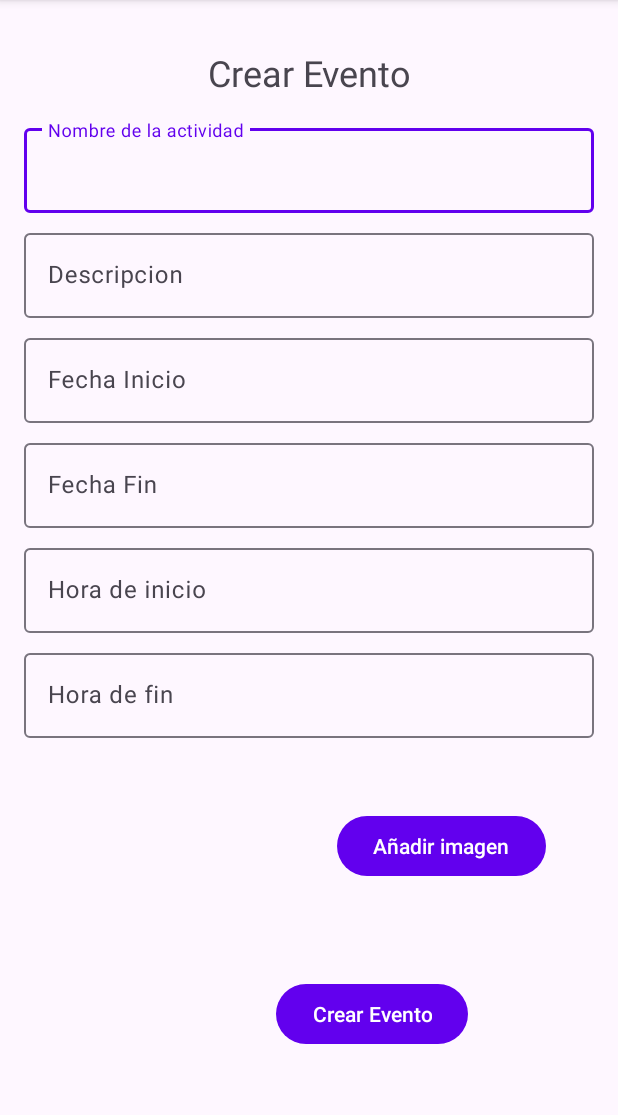
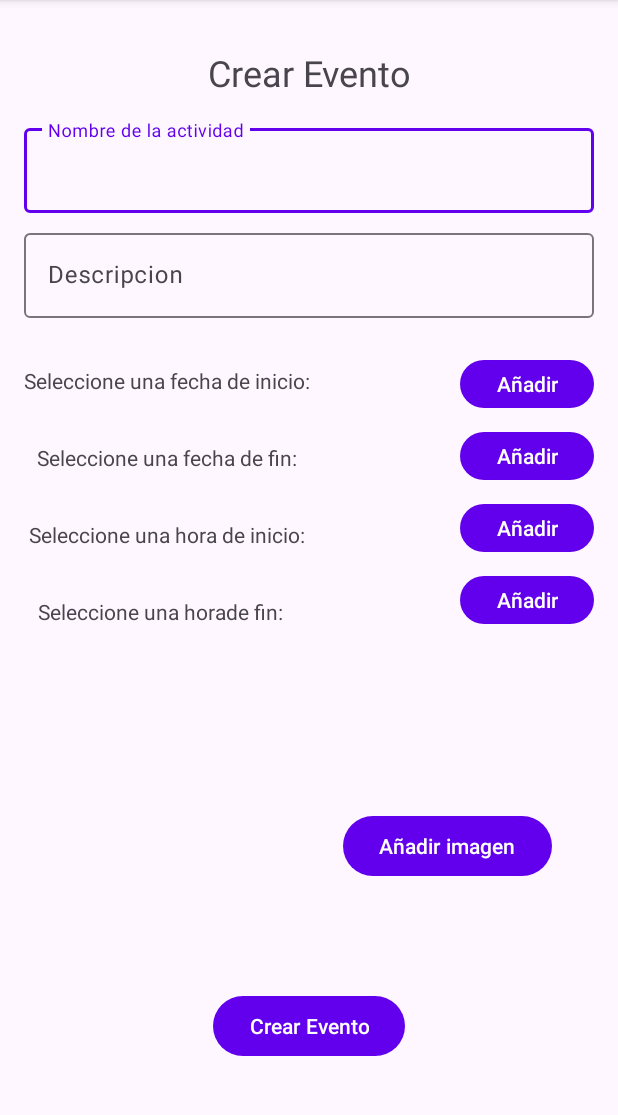
Before and after one commit to JoaquinOrellana/Lab_5_iot, an Android app: the agregarEvento screen opened directly, with no data from a screen before it, on a phone screen of 412 x 824 dp, the part 96-1211 px from its top. Run offline under Robolectric (Android 15) with nearby library versions, the phone set to English and light mode, and no system bars; our stand-ins replace Firebase (no records; nobody signed in at launch, a user with empty details on screens opened directly); pictures from the network do not load.

Commit message:
crearEvento con Calendario y Reloj

```diff
--- a/app/src/main/java/edu/pucp/lab_5_iot/agregarEvento.java
+++ b/app/src/main/java/edu/pucp/lab_5_iot/agregarEvento.java
@@ -4,16 +4,23 @@ import androidx.activity.result.ActivityResultLauncher;
 import androidx.activity.result.contract.ActivityResultContracts;
 import androidx.appcompat.app.AppCompatActivity;
 
+import android.annotation.SuppressLint;
 import android.content.Intent;
 import android.net.Uri;
 import android.os.Bundle;
 import android.util.Log;
 import android.view.View;
+import android.widget.Button;
 import android.widget.EditText;
 import android.widget.ImageView;
+import android.widget.TextView;
 import android.widget.Toast;
 
 import com.bumptech.glide.Glide;
+import com.google.android.material.datepicker.MaterialDatePicker;
+import com.google.android.material.datepicker.MaterialPickerOnPositiveButtonClickListener;
+import com.google.android.material.timepicker.MaterialTimePicker;
+import com.google.android.material.timepicker.TimeFormat;
 import com.google.firebase.auth.FirebaseAuth;
 import com.google.firebase.auth.FirebaseUser;
 import com.google.firebase.database.DatabaseReference;
@@ -25,6 +32,8 @@ import java.time.LocalDate;
 import java.time.LocalDateTime;
 import java.time.LocalTime;
 import java.time.format.DateTimeFormatter;
+import java.util.Calendar;
+import java.util.Locale;
 
 import edu.pucp.lab_5_iot.DTO.EventoDTO;
 
@@ -33,6 +42,11 @@ public class agregarEvento extends AppCompatActivity {
     FirebaseDatabase firebaseDatabase;
     FirebaseStorage storage;
     StorageReference StorRef;
+
+    EditText nombreActividad, descripcion;
+    TextView textDate,fechafinText,horainicioText,horafinText;
+
+
     //static int cont = 1;
     int numero = (int)(Math.random()*11351+1);
     ActivityResultLauncher<Intent> launcherPhotos = registerForActivityResult(
@@ -57,6 +71,9 @@ public class agregarEvento extends AppCompatActivity {
     );
 
 
+
+
+    @SuppressLint("MissingInflatedId")
     @Override
     protected void onCreate(Bundle savedInstanceState) {
         super.onCreate(savedInstanceState);
@@ -73,6 +90,106 @@ public class agregarEvento extends AppCompatActivity {
         Glide.with(this)
                 .load(photoRef)
                 .into(imageView);
+
+
+        nombreActividad = findViewById(R.id.nombreActividad);
+        descripcion = findViewById(R.id.descripcion);
+        //  EditText fechaInicio = findViewById(R.id.fechainicio);
+        //   EditText fechaFin = findViewById(R.id.fechafin);
+
+        textDate = findViewById(R.id.fechacalendario);
+        fechafinText = findViewById(R.id.finText);
+
+        Button selecDate = findViewById(R.id.btn);
+
+
+        MaterialDatePicker datePicker = MaterialDatePicker.Builder.datePicker()
+                .setTitleText("Elige una fecha").setSelection(MaterialDatePicker.todayInUtcMilliseconds()).build();
+        selecDate.setOnClickListener(new View.OnClickListener(){
+
+            @Override
+            public void onClick(View view) {
+                datePicker.show(getSupportFragmentManager(), "Material_Date_Picker");
+                datePicker.addOnPositiveButtonClickListener(new MaterialPickerOnPositiveButtonClickListener() {
+                    @Override
+                    public void onPositiveButtonClick(Object selection) {
+                        textDate.setText(datePicker.getHeaderText());
+                    }
+                });
+            }
+        });
+
+
+        Button fechafinBtn = findViewById(R.id.btn_fechafin);
+
+        MaterialDatePicker datePicker2 = MaterialDatePicker.Builder.datePicker()
+                .setTitleText("Elige una fecha").setSelection(MaterialDatePicker.todayInUtcMilliseconds()).build();
+        fechafinBtn.setOnClickListener(new View.OnClickListener(){
+
+            @Override
+            public void onClick(View view) {
+                datePicker2.show(getSupportFragmentManager(), "Material_Date_Picker");
+                datePicker2.addOnPositiveButtonClickListener(new MaterialPickerOnPositiveButtonClickListener() {
+                    @Override
+                    public void onPositiveButtonClick(Object selection) {
+                        fechafinText.setText(datePicker2.getHeaderText());
+                    }
+                });
+            }
+        });
+
+
+        horainicioText = findViewById(R.id.horainicioText);
+        Button btn_horaInicio = findViewById(R.id.btn_horaInicio);
+        Calendar calendar = Calendar.getInstance();
+        MaterialTimePicker materialTimePicker = new MaterialTimePicker.Builder()
+                .setTimeFormat(TimeFormat.CLOCK_24H)
+                .setHour(calendar.get(Calendar.HOUR_OF_DAY))
+                .setMinute(calendar.get(Calendar.MINUTE))
+                .build();
+
+
+        btn_horaInicio.setOnClickListener(new View.OnClickListener(){
+
+            @Override
+            public void onClick(View view) {
+                materialTimePicker.show(getSupportFragmentManager(),"Time");
+                materialTimePicker.addOnPositiveButtonClickListener(new View.OnClickListener() {
+                    @Override
+                    public void onClick(View view) {
+                        int Hour2 = materialTimePicker.getHour();
+                        int minute2 = materialTimePicker.getMinute();
+                        horainicioText.setText(Hour2+":"+minute2);
+                    }
+                });
+            }
+        });
+
+        horafinText = findViewById(R.id.horafinText);
+        Button btn_horafin = findViewById(R.id.btn_horafin);
+
+        MaterialTimePicker materialTimePicker2 = new MaterialTimePicker.Builder()
+                .setTimeFormat(TimeFormat.CLOCK_24H)
+                .setHour(calendar.get(Calendar.HOUR_OF_DAY))
+                .setMinute(calendar.get(Calendar.MINUTE))
+                .build();
+
+        btn_horafin.setOnClickListener(new View.OnClickListener(){
+
+            @Override
+            public void onClick(View view) {
+                materialTimePicker2.show(getSupportFragmentManager(),"Time");
+                materialTimePicker2.addOnPositiveButtonClickListener(new View.OnClickListener() {
+                    @Override
+                    public void onClick(View view) {
+                        int Hour = materialTimePicker2.getHour();
+                        int minute = materialTimePicker2.getMinute();
+                        horafinText.setText(Hour+":"+minute);
+                    }
+                });
+            }
+        });
+
     }
 
     public void guardarEvento(View view){
@@ -81,24 +198,37 @@ public class agregarEvento extends AppCompatActivity {
         DatabaseReference ref = firebaseDatabase.getReference();
         DatabaseReference refeventos = ref.child("eventos");
         // 2. se obtienen los datos
-        EditText nombreActividad = findViewById(R.id.nombreActividad);
-        EditText descripcion = findViewById(R.id.descripcion);
-        EditText fechaInicio = findViewById(R.id.fechainicio);
-        EditText fechaFin = findViewById(R.id.fechafin);
-        EditText horaInicio = findViewById(R.id.horaInicio);
-        EditText horaFin = findViewById(R.id.horaFin);
 
         if (android.os.Build.VERSION.SDK_INT >= android.os.Build.VERSION_CODES.O) {
+          /*  EditText nombreActividad = findViewById(R.id.nombreActividad);
+            EditText descripcion = findViewById(R.id.descripcion);
+            //  EditText fechaInicio = findViewById(R.id.fechainicio);
+            //   EditText fechaFin = findViewById(R.id.fechafin);
+            EditText horaInicio = findViewById(R.id.horaInicio);
+            EditText horaFin = findViewById(R.id.horaFin);
 
-            DateTimeFormatter fechas = DateTimeFormatter.ofPattern("dd/M/uuu");
+           */
+
+            DateTimeFormatter fechas = DateTimeFormatter.ofPattern("d 'de' MMMM 'de' yyyy");
             DateTimeFormatter horas = DateTimeFormatter.ofPattern("HH:mm");
-            LocalDate fechainicio1 = LocalDate.parse(fechaInicio.getText(),fechas);
-            LocalDate fechafin1 = LocalDate.parse(fechaFin.getText(),fechas);
-            LocalTime horainicio1 = LocalTime.parse(horaInicio.getText(),horas);
-            LocalTime horafin1 = LocalTime.parse(horaFin.getText(),horas);
+            LocalDate fechainicio1 = LocalDate.parse(textDate.getText(),fechas);
+            LocalTime horainicio1 = LocalTime.parse(horainicioText.getText(),horas);
+            Log.d("msg", horainicio1.toString());
+            LocalDateTime fechaYhoraInicio = LocalDateTime.of(fechainicio1,horainicio1);
 
-            LocalDateTime fechaYhoraInicio = LocalDateTime.of(fechainicio1,horainicio1);
+            LocalDate fechafin1 = LocalDate.parse(fechafinText.getText(),fechas);
+            LocalTime horafin1 = LocalTime.parse(horafinText.getText(),horas);
             LocalDateTime fechaYhoraFin = LocalDateTime.of(fechafin1,horafin1);
+
+         //   DateTimeFormatter fechas = DateTimeFormatter.ofPattern("dd/M/uuu");
+           // DateTimeFormatter horas = DateTimeFormatter.ofPattern("HH:mm");
+          //  LocalDate fechainicio1 = LocalDate.parse(fechaInicio.getText(),fechas);
+           // LocalDate fechafin1 = LocalDate.parse(fechaFin.getText(),fechas);
+          //  LocalTime horainicio1 = LocalTime.parse(horaInicio.getText(),horas);
+          //  LocalTime horafin1 = LocalTime.parse(horaFin.getText(),horas);
+
+           // LocalDateTime fechaYhoraInicio = LocalDateTime.of(fechainicio1,horainicio1);
+           // LocalDateTime fechaYhoraFin = LocalDateTime.of(fechafin1,horafin1);
 
             EventoDTO evento = new EventoDTO();
             evento.setTitulo(nombreActividad.getText().toString());
@@ -107,17 +237,17 @@ public class agregarEvento extends AppCompatActivity {
             evento.setDescripcion(descripcion.getText().toString());
             evento.setImgID("photo" + numero + ".jpg");
             // 3. se guardan los datos
-            refeventos.push().setValue(evento).addOnSuccessListener(unused -> {
+            refeventos.child(currentUser.getUid()).push().setValue(evento).addOnSuccessListener(unused -> {
                 Toast.makeText(agregarEvento.this, "Guardado correctamente", Toast.LENGTH_SHORT).show();
             });
 
             // 4. se resetean los valores
             nombreActividad.setText("");
             descripcion.setText("");
-            fechaInicio.setText("");
-            fechaFin.setText("");
-            horaInicio.setText("");
-            horaFin.setText("");
+            textDate.setText("");
+            fechafinText.setText("");
+            horainicioText.setText("");
+            horafinText.setText("");
 
         }
 
--- a/app/src/main/res/layout/create_event.xml
+++ b/app/src/main/res/layout/create_event.xml
@@ -5,6 +5,36 @@
     android:layout_width="match_parent"
     android:layout_height="match_parent"
     tools:onClick="guardarEvento">
+
+    <Button
+        android:id="@+id/btn_fechafin"
+        android:layout_width="wrap_content"
+        android:layout_height="40dp"
+        android:layout_marginTop="8dp"
+        android:layout_marginEnd="16dp"
+        android:text="Añadir"
+        app:layout_constraintEnd_toEndOf="parent"
+        app:layout_constraintTop_toBottomOf="@+id/btn" />
+
+    <TextView
+        android:id="@+id/horafinText"
+        android:layout_width="wrap_content"
+        android:layout_height="wrap_content"
+
+        android:layout_marginStart="16dp"
+        android:layout_marginTop="32dp"
+        app:layout_constraintStart_toEndOf="@+id/textView5"
+        app:layout_constraintTop_toBottomOf="@+id/horainicioText" />
+
+    <TextView
+        android:id="@+id/horainicioText"
+        android:layout_width="wrap_content"
+        android:layout_height="wrap_content"
+
+        android:layout_marginStart="16dp"
+        android:layout_marginTop="32dp"
+        app:layout_constraintStart_toEndOf="@+id/textView2"
+        app:layout_constraintTop_toBottomOf="@+id/finText" />
 
     <com.google.android.material.textfield.TextInputLayout
         android:id="@+id/inputActividadLayout"
@@ -48,95 +78,6 @@
     </com.google.android.material.textfield.TextInputLayout>
 
 
-    <com.google.android.material.textfield.TextInputLayout
-        android:id="@+id/fechainicioLayout"
-        android:layout_width="0dp"
-        android:layout_height="wrap_content"
-        android:layout_marginTop="8dp"
-        android:hint="Fecha Inicio"
-        app:layout_constraintEnd_toEndOf="@+id/despcripcionLayout"
-        app:layout_constraintHorizontal_bias="0.0"
-        app:layout_constraintStart_toStartOf="@+id/despcripcionLayout"
-        app:layout_constraintTop_toBottomOf="@+id/despcripcionLayout"
-        tools:ignore="MissingConstraints"
-        tools:layout_editor_absoluteX="48dp">
-
-        <com.google.android.material.textfield.TextInputEditText
-            android:id="@+id/fechainicio"
-
-            android:inputType="date"
-            android:layout_width="match_parent"
-            android:layout_height="wrap_content" />
-
-    </com.google.android.material.textfield.TextInputLayout>
-
-    <com.google.android.material.textfield.TextInputLayout
-        android:id="@+id/fechafinLayout"
-        android:layout_width="0dp"
-        android:layout_height="wrap_content"
-        android:layout_marginTop="8dp"
-        android:hint="Fecha Fin"
-        app:layout_constraintEnd_toEndOf="@+id/fechainicioLayout"
-        app:layout_constraintHorizontal_bias="0.0"
-        app:layout_constraintStart_toStartOf="@+id/fechainicioLayout"
-        app:layout_constraintTop_toBottomOf="@+id/fechainicioLayout"
-        tools:ignore="MissingConstraints"
-        tools:layout_editor_absoluteX="48dp">
-
-        <com.google.android.material.textfield.TextInputEditText
-            android:id="@+id/fechafin"
-            android:inputType="date"
-
-            android:layout_width="match_parent"
-            android:layout_height="wrap_content" />
-
-    </com.google.android.material.textfield.TextInputLayout>
-
-    <com.google.android.material.textfield.TextInputLayout
-        android:id="@+id/finLayout"
-        android:layout_width="0dp"
-        android:layout_height="wrap_content"
-        android:layout_marginTop="8dp"
-        android:hint="Hora de inicio"
-        app:layout_constraintEnd_toEndOf="@+id/fechafinLayout"
-        app:layout_constraintHorizontal_bias="0.0"
-        app:layout_constraintStart_toStartOf="@+id/fechafinLayout"
-        app:layout_constraintTop_toBottomOf="@+id/fechafinLayout"
-        tools:ignore="MissingConstraints"
-        tools:layout_editor_absoluteX="48dp">
-
-        <com.google.android.material.textfield.TextInputEditText
-            android:id="@+id/horaInicio"
-            android:inputType="time"
-
-            android:layout_width="match_parent"
-            android:layout_height="wrap_content" />
-
-    </com.google.android.material.textfield.TextInputLayout>
-
-    <com.google.android.material.textfield.TextInputLayout
-        android:id="@+id/horafinLayout"
-        android:layout_width="0dp"
-        android:layout_height="wrap_content"
-        android:layout_marginTop="8dp"
-        android:hint="Hora de fin"
-        app:layout_constraintEnd_toEndOf="@+id/finLayout"
-        app:layout_constraintHorizontal_bias="0.0"
-        app:layout_constraintStart_toStartOf="@+id/finLayout"
-        app:layout_constraintTop_toBottomOf="@+id/finLayout"
-        tools:ignore="MissingConstraints"
-        tools:layout_editor_absoluteX="48dp">
-
-        <com.google.android.material.textfield.TextInputEditText
-            android:id="@+id/horaFin"
-
-            android:layout_width="match_parent"
-            android:inputType="time"
-            android:layout_height="wrap_content" />
-
-    </com.google.android.material.textfield.TextInputLayout>
-
-
     <ImageView
         android:id="@+id/imageView"
         android:layout_width="wrap_content"
@@ -146,7 +87,7 @@
         android:layout_marginEnd="416dp"
         app:layout_constraintEnd_toEndOf="parent"
         app:layout_constraintStart_toStartOf="parent"
-        app:layout_constraintTop_toBottomOf="@+id/horafinLayout"
+        app:layout_constraintTop_toBottomOf="@+id/despcripcionLayout"
         tools:srcCompat="@tools:sample/avatars" />
 
     <Button
@@ -163,23 +104,24 @@
         android:id="@+id/imagen_btn"
         android:layout_width="wrap_content"
         android:layout_height="wrap_content"
-        android:layout_marginTop="48dp"
-        android:layout_marginEnd="48dp"
+        android:layout_marginTop="120dp"
+        android:layout_marginEnd="44dp"
         android:onClick="subirImagen"
         android:text="Añadir imagen"
         app:layout_constraintEnd_toEndOf="parent"
-        app:layout_constraintTop_toBottomOf="@+id/horafinLayout" />
+        app:layout_constraintTop_toBottomOf="@+id/btn_horafin"
+        tools:ignore="MissingConstraints" />
 
     <Button
         android:id="@+id/crear_btn"
         android:layout_width="wrap_content"
         android:layout_height="wrap_content"
-        android:layout_marginStart="184dp"
-        android:layout_marginTop="4dp"
+        android:layout_marginTop="240dp"
         android:onClick="guardarEvento"
         android:text="Crear Evento"
-        app:layout_constraintStart_toStartOf="parent"
-        app:layout_constraintTop_toBottomOf="@+id/constraintLayout" />
+        app:layout_constraintEnd_toEndOf="@+id/despcripcionLayout"
+        app:layout_constraintStart_toStartOf="@+id/despcripcionLayout"
+        app:layout_constraintTop_toBottomOf="@+id/btn_horafin" />
 
     <TextView
         android:id="@+id/textView7"
@@ -198,20 +140,121 @@
         android:id="@+id/constraintLayout"
         android:layout_width="153dp"
         android:layout_height="140dp"
-        android:layout_marginStart="31dp"
-        android:layout_marginTop="16dp"
+        android:layout_marginStart="48dp"
         android:layout_marginEnd="8dp"
         app:layout_constraintEnd_toStartOf="@+id/imageView2"
-        app:layout_constraintHorizontal_bias="0.0"
+        app:layout_constraintHorizontal_bias="0.013"
         app:layout_constraintStart_toStartOf="parent"
-        app:layout_constraintTop_toBottomOf="@+id/horafinLayout">
+        tools:ignore="MissingConstraints,NotSibling"
+        tools:layout_editor_absoluteY="499dp">
 
         <ImageView
             android:id="@+id/imageView2"
             android:layout_width="wrap_content"
             android:layout_height="wrap_content"
-            tools:layout_editor_absoluteX="16dp"
-            tools:layout_editor_absoluteY="6dp"
+            android:layout_marginStart="16dp"
+            android:layout_marginTop="8dp"
+            android:layout_marginEnd="16dp"
+            android:layout_marginBottom="8dp"
+            app:layout_constraintBottom_toBottomOf="parent"
+            app:layout_constraintEnd_toEndOf="parent"
+            app:layout_constraintStart_toStartOf="parent"
+            app:layout_constraintTop_toTopOf="parent"
             tools:srcCompat="@tools:sample/avatars" />
     </androidx.constraintlayout.widget.ConstraintLayout>
+
+    <Button
+        android:id="@+id/btn"
+        android:layout_width="wrap_content"
+        android:layout_height="40dp"
+        android:layout_marginTop="24dp"
+        android:layout_marginEnd="16dp"
+
+        android:text="Añadir"
+        app:layout_constraintEnd_toEndOf="parent"
+        app:layout_constraintTop_toBottomOf="@+id/despcripcionLayout" />
+
+    <TextView
+        android:id="@+id/fechacalendario"
+        android:layout_width="wrap_content"
+        android:layout_height="wrap_content"
+        android:layout_marginStart="16dp"
+
+        android:layout_marginTop="32dp"
+        app:layout_constraintStart_toEndOf="@+id/textView3"
+        app:layout_constraintTop_toBottomOf="@+id/despcripcionLayout" />
+
+    <TextView
+        android:id="@+id/textView3"
+        android:layout_width="wrap_content"
+        android:layout_height="wrap_content"
+        android:layout_marginStart="16dp"
+        android:layout_marginTop="32dp"
+        android:text="Seleccione una fecha de inicio:"
+        app:layout_constraintStart_toStartOf="parent"
+        app:layout_constraintTop_toBottomOf="@+id/despcripcionLayout" />
+
+    <TextView
+        android:id="@+id/textView4"
+        android:layout_width="wrap_content"
+        android:layout_height="wrap_content"
+        android:layout_marginTop="32dp"
+        android:text="Seleccione una fecha de fin:"
+
+        app:layout_constraintEnd_toEndOf="@+id/textView3"
+        app:layout_constraintStart_toStartOf="@+id/textView3"
+        app:layout_constraintTop_toBottomOf="@+id/textView3" />
+
+    <TextView
+        android:id="@+id/finText"
+        android:layout_width="wrap_content"
+        android:layout_height="wrap_content"
+        android:layout_marginStart="16dp"
+        android:layout_marginTop="32dp"
+        android:layout_marginBottom="32dp"
+
+        app:layout_constraintStart_toEndOf="@+id/textView4"
+        app:layout_constraintTop_toBottomOf="@+id/fechacalendario" />
+
+    <Button
+        android:id="@+id/btn_horaInicio"
+        android:layout_width="wrap_content"
+        android:layout_height="40dp"
+        android:layout_marginTop="8dp"
+        android:layout_marginEnd="16dp"
+        android:text="Añadir"
+        app:layout_constraintEnd_toEndOf="parent"
+        app:layout_constraintTop_toBottomOf="@+id/btn_fechafin" />
+
+    <Button
+        android:id="@+id/btn_horafin"
+        android:layout_width="wrap_content"
+        android:layout_height="40dp"
+        android:layout_marginTop="8dp"
+        android:layout_marginEnd="16dp"
+        android:text="Añadir"
+        app:layout_constraintEnd_toEndOf="parent"
+        app:layout_constraintTop_toBottomOf="@+id/btn_horaInicio" />
+
+    <TextView
+        android:id="@+id/textView2"
+        android:layout_width="wrap_content"
+        android:layout_height="wrap_content"
+        android:layout_marginTop="32dp"
+        android:text="Seleccione una hora de inicio:"
+        app:layout_constraintEnd_toEndOf="@+id/textView4"
+        app:layout_constraintStart_toStartOf="@+id/textView4"
+        app:layout_constraintTop_toBottomOf="@+id/textView4" />
+
+    <TextView
+        android:id="@+id/textView5"
+        android:layout_width="wrap_content"
+        android:layout_height="wrap_content"
+        android:layout_marginTop="32dp"
+        android:text="Seleccione una horade fin:"
+        app:layout_constraintEnd_toEndOf="@+id/textView2"
+        app:layout_constraintHorizontal_bias="0.285"
+        app:layout_constraintStart_toStartOf="@+id/textView2"
+        app:layout_constraintTop_toBottomOf="@+id/textView2" />
+
 </androidx.constraintlayout.widget.ConstraintLayout>
--- a/build.gradle
+++ b/build.gradle
@@ -1,7 +1,7 @@
 // Top-level build file where you can add configuration options common to all sub-projects/modules.
 plugins {
-    id 'com.android.application' version '7.2.2' apply false
-    id 'com.android.library' version '7.2.2' apply false
+    id 'com.android.application' version '7.3.1' apply false
+    id 'com.android.library' version '7.3.1' apply false
     id 'com.google.gms.google-services' version '4.3.13' apply false
 }
 
```
Also changed, not shown: gradle/wrapper/gradle-wrapper.properties.
